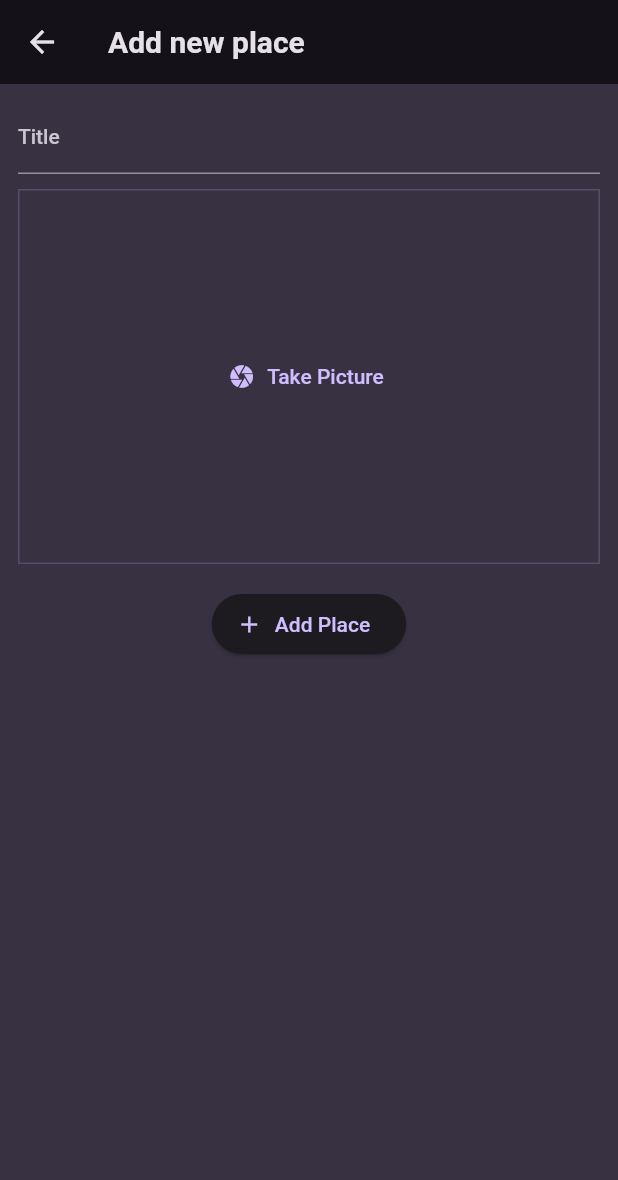
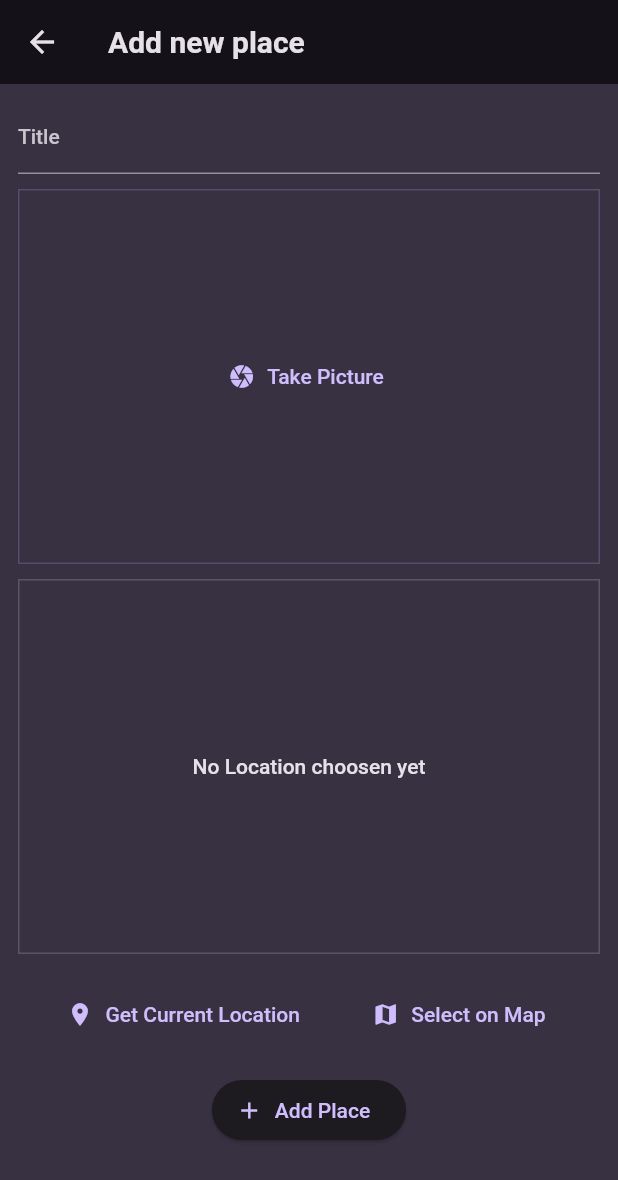
Before and after one commit to baralisachin10/Favortie-place, a Flutter app: the AddNewPlaceScreen screen opened directly, on a phone screen of 412 x 824 dp. Shown: the top 1180 px of the screen. Run offline on Flutter 3.47's test engine with Material 2 defaults, Android fonts, the phone set to English and light mode, and no system bars; our stand-ins replace flutter_riverpod, google_fonts, image_picker.

Commit message:
user location UI

```diff
--- a/lib/screens/add_place.dart
+++ b/lib/screens/add_place.dart
@@ -1,6 +1,7 @@
 import 'dart:io';
 import 'package:favorite_places/providers/user_places.dart';
 import 'package:favorite_places/widgets/image_input.dart';
+import 'package:favorite_places/widgets/location_input.dart';
 import 'package:flutter/material.dart';
 import 'package:flutter_riverpod/flutter_riverpod.dart';
 
@@ -18,7 +19,7 @@ class _AddNewPlaceScreenState extends ConsumerState<AddNewPlaceScreen> {
   void _savePlace() {
     final enteredTitle = _titleController.text;
 
-    if (enteredTitle.isEmpty|| _selectedImage == null) {
+    if (enteredTitle.isEmpty || _selectedImage == null) {
       return;
     }
 
@@ -65,6 +66,11 @@ class _AddNewPlaceScreenState extends ConsumerState<AddNewPlaceScreen> {
               },
             ),
 
+            // location input
+            const SizedBox(
+              height: 10,
+            ),
+            const LocationInput(),
             // button to add place
             const SizedBox(
               height: 16,
--- /dev/null
+++ b/lib/widgets/location_input.dart
@@ -0,0 +1,56 @@
+import 'package:flutter/material.dart';
+
+class LocationInput extends StatefulWidget {
+  const LocationInput({super.key});
+
+  @override
+  State<LocationInput> createState() => _LocationInputState();
+}
+
+class _LocationInputState extends State<LocationInput> {
+  @override
+  Widget build(BuildContext context) {
+    return Column(
+      children: [
+        Container(
+          height: 250,
+          width: double.infinity,
+          decoration: BoxDecoration(
+            border: Border.all(
+              width: 1,
+              color:
+                  Theme.of(context).colorScheme.onBackground.withOpacity(0.2),
+            ),
+          ),
+          child: Center(
+            child: Text(
+              'No Location choosen yet',
+              textAlign: TextAlign.center,
+              style: Theme.of(context).textTheme.bodyLarge!.copyWith(
+                    color: Theme.of(context).colorScheme.onBackground,
+                  ),
+            ),
+          ),
+        ),
+        const SizedBox(
+          height: 16,
+        ),
+        Row(
+          mainAxisAlignment: MainAxisAlignment.spaceEvenly,
+          children: [
+            TextButton.icon(
+              onPressed: () {},
+              icon: const Icon(Icons.location_on),
+              label: const Text('Get Current Location'),
+            ),
+            TextButton.icon(
+              onPressed: () {},
+              icon: const Icon(Icons.map),
+              label: const Text('Select on Map'),
+            ),
+          ],
+        ),
+      ],
+    );
+  }
+}
```
Also changed, not shown: 1 other file.
